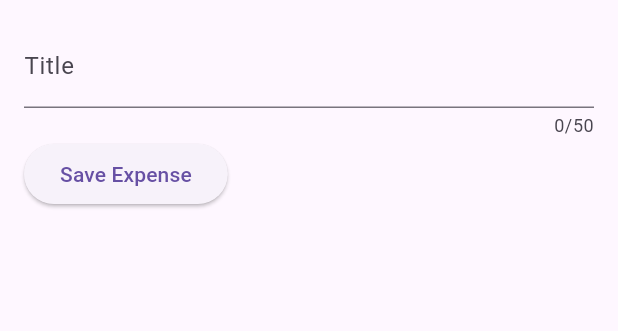
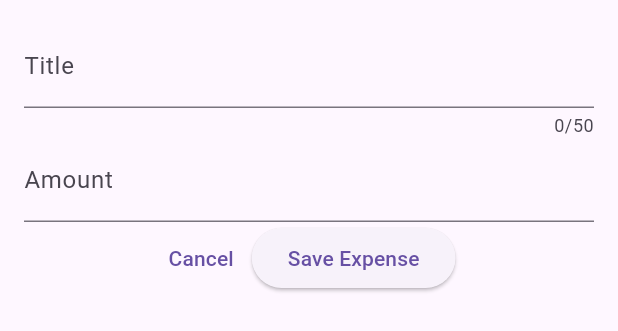
Before and after one commit to ssangttuce/ExpenseTracker, a Flutter app: the NewExpense widget shown alone on an empty page, opened directly, after a tap on "Save Expense", on a phone screen of 412 x 824 dp. Shown: the top 331 px of the screen. Run offline on Flutter 3.47's test engine with Material 3 defaults, Android fonts, the phone set to English and light mode, and no system bars.

Commit message:
add amount textfield and cancel button in new expense making modal

```diff
--- a/lib/widgets/new_expense.dart
+++ b/lib/widgets/new_expense.dart
@@ -11,10 +11,12 @@ class NewExpense extends StatefulWidget {
 
 class _NewExpenseState extends State<NewExpense> {
   final _titleController = TextEditingController();
+  final _amountController = TextEditingController();
 
   @override
   void dispose() {
     _titleController.dispose();
+    _amountController.dispose();
     super.dispose();
   }
 
@@ -31,14 +33,28 @@ class _NewExpenseState extends State<NewExpense> {
               label: Text("Title"),
             ),
           ),
+          TextField(
+            controller: _amountController,
+            keyboardType: TextInputType.number,
+            decoration: const InputDecoration(
+              prefixText: "\$ ",
+              label: Text("Amount"),
+            ),
+          ),
           Row(
+            mainAxisAlignment: MainAxisAlignment.center,
             children: [
+              TextButton(onPressed: () {}, child: const Text("Cancel")),
               ElevatedButton(
                 onPressed: () {
                   print(_titleController.text);
+                  print(_amountController.text);
                 },
                 child: const Text("Save Expense"),
-              )
+              ),
+              const SizedBox(
+                width: 8,
+              ),
             ],
           )
         ],
```
